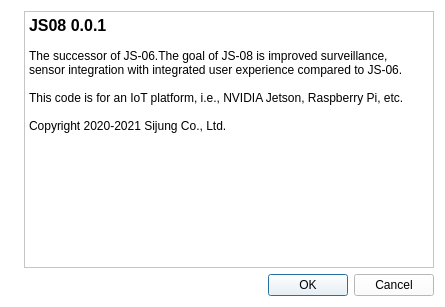
Qt form js06/resources/about_view.ui (Oh-JongJin/js08) before a commit.
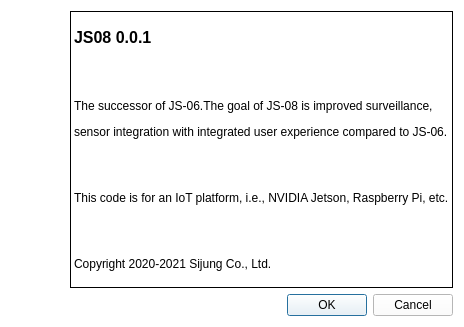
The same form after that commit. Icons and pictures are not drawn.

```diff
--- a/js06/resources/about_view.ui
+++ b/js06/resources/about_view.ui
@@ -6,8 +6,8 @@
    <rect>
     <x>0</x>
     <y>0</y>
-    <width>445</width>
-    <height>307</height>
+    <width>464</width>
+    <height>327</height>
    </rect>
   </property>
   <property name="windowTitle">
@@ -38,23 +38,15 @@
      <item>
       <layout class="QVBoxLayout" name="verticalLayout_2">
        <item>
-        <widget class="QTextBrowser" name="textBrowser">
+        <widget class="QLabel" name="label_2">
          <property name="styleSheet">
           <string notr="true">font: 9pt &quot;Noto Sans&quot;;</string>
          </property>
-         <property name="html">
-          <string>&lt;!DOCTYPE HTML PUBLIC &quot;-//W3C//DTD HTML 4.0//EN&quot; &quot;http://www.w3.org/TR/REC-html40/strict.dtd&quot;&gt;
-&lt;html&gt;&lt;head&gt;&lt;meta name=&quot;qrichtext&quot; content=&quot;1&quot; /&gt;&lt;style type=&quot;text/css&quot;&gt;
-p, li { white-space: pre-wrap; }
-&lt;/style&gt;&lt;/head&gt;&lt;body style=&quot; font-family:'Noto Sans'; font-size:9pt; font-weight:400; font-style:normal;&quot;&gt;
-&lt;p style=&quot; margin-top:0px; margin-bottom:0px; margin-left:0px; margin-right:0px; -qt-block-indent:0; text-indent:0px;&quot;&gt;&lt;span style=&quot; font-family:'Gulim'; font-size:12pt; font-weight:600;&quot;&gt;JS08 0.0.1&lt;/span&gt;&lt;/p&gt;
-&lt;p style=&quot;-qt-paragraph-type:empty; margin-top:0px; margin-bottom:0px; margin-left:0px; margin-right:0px; -qt-block-indent:0; text-indent:0px; font-family:'Gulim';&quot;&gt;&lt;br /&gt;&lt;/p&gt;
-&lt;p style=&quot; margin-top:0px; margin-bottom:0px; margin-left:0px; margin-right:0px; -qt-block-indent:0; text-indent:0px;&quot;&gt;&lt;span style=&quot; font-family:'Gulim';&quot;&gt;The successor of JS-06.The goal of JS-08 is improved surveillance, &lt;/span&gt;&lt;/p&gt;
-&lt;p style=&quot; margin-top:0px; margin-bottom:0px; margin-left:0px; margin-right:0px; -qt-block-indent:0; text-indent:0px;&quot;&gt;&lt;span style=&quot; font-family:'Gulim';&quot;&gt;sensor integration with integrated user experience compared to JS-06.&lt;/span&gt;&lt;/p&gt;
-&lt;p style=&quot;-qt-paragraph-type:empty; margin-top:0px; margin-bottom:0px; margin-left:0px; margin-right:0px; -qt-block-indent:0; text-indent:0px; font-family:'Gulim';&quot;&gt;&lt;br /&gt;&lt;/p&gt;
-&lt;p style=&quot; margin-top:0px; margin-bottom:0px; margin-left:0px; margin-right:0px; -qt-block-indent:0; text-indent:0px;&quot;&gt;&lt;span style=&quot; font-family:'Gulim';&quot;&gt;This code is for an IoT platform, i.e., NVIDIA Jetson, Raspberry Pi, etc.&lt;/span&gt;&lt;/p&gt;
-&lt;p style=&quot;-qt-paragraph-type:empty; margin-top:0px; margin-bottom:0px; margin-left:0px; margin-right:0px; -qt-block-indent:0; text-indent:0px; font-family:'Gulim';&quot;&gt;&lt;br /&gt;&lt;/p&gt;
-&lt;p style=&quot; margin-top:0px; margin-bottom:0px; margin-left:0px; margin-right:0px; -qt-block-indent:0; text-indent:0px;&quot;&gt;&lt;span style=&quot; font-family:'Gulim';&quot;&gt;Copyright 2020-2021 Sijung Co., Ltd.&lt;/span&gt;&lt;/p&gt;&lt;/body&gt;&lt;/html&gt;</string>
+         <property name="frameShape">
+          <enum>QFrame::Box</enum>
+         </property>
+         <property name="text">
+          <string>&lt;html&gt;&lt;head/&gt;&lt;body&gt;&lt;p&gt;&lt;span style=&quot; font-size:12pt; font-weight:600;&quot;&gt;JS08 0.0.1&lt;/span&gt;&lt;/p&gt;&lt;p&gt;&lt;br/&gt;&lt;/p&gt;&lt;p&gt;The successor of JS-06.The goal of JS-08 is improved surveillance, &lt;/p&gt;&lt;p&gt;sensor integration with integrated user experience compared to JS-06.&lt;/p&gt;&lt;p&gt;&lt;br/&gt;&lt;/p&gt;&lt;p&gt;This code is for an IoT platform, i.e., NVIDIA Jetson, Raspberry Pi, etc.&lt;/p&gt;&lt;p&gt;&lt;br/&gt;&lt;/p&gt;&lt;p&gt;Copyright 2020-2021 Sijung Co., Ltd.&lt;/p&gt;&lt;/body&gt;&lt;/html&gt;</string>
          </property>
         </widget>
        </item>
```
